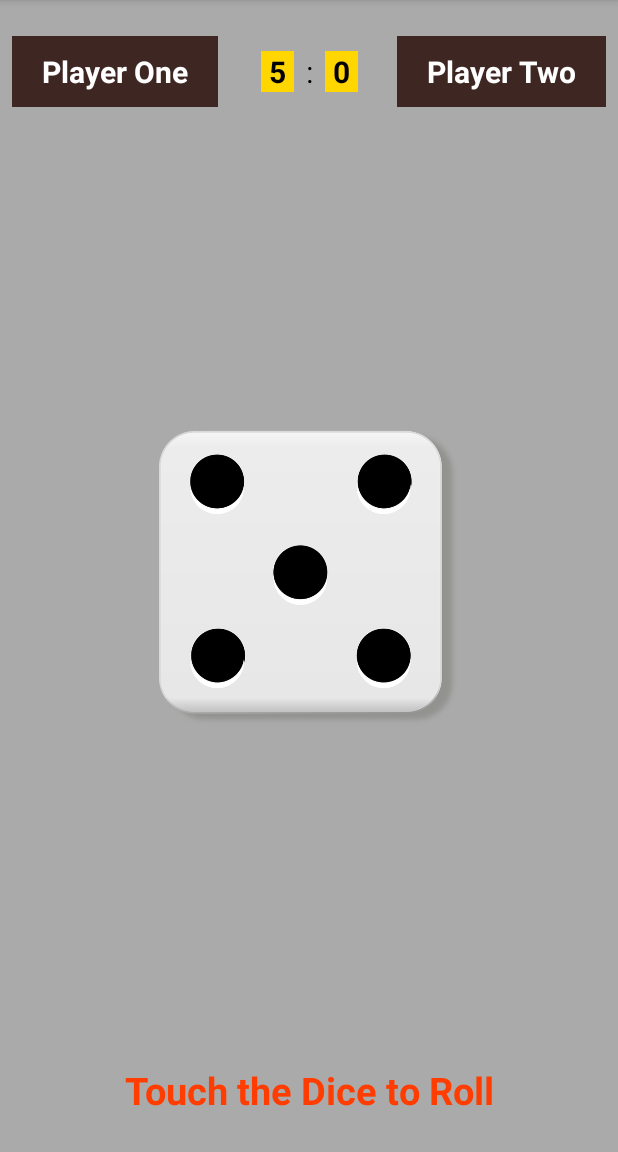
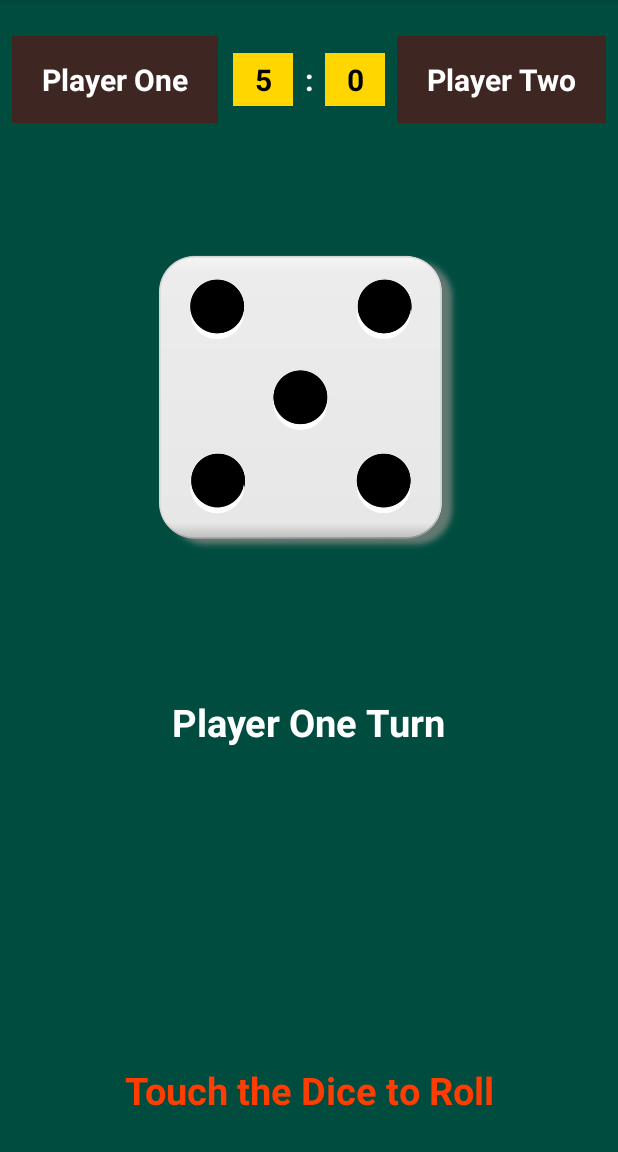
Before and after one commit to rasel003/DiceGame, an Android app: the screen it shows after launch (MainActivity), after a tap on an icon or button, on a phone screen of 412 x 824 dp, the part 84-1236 px from its top. Run offline under Robolectric (Android 15) with nearby library versions, the phone set to English and light mode, and no system bars.

Commit message:
made some disign change and beautification

```diff
--- a/app/src/main/AndroidManifest.xml
+++ b/app/src/main/AndroidManifest.xml
@@ -1,6 +1,6 @@
 <?xml version="1.0" encoding="utf-8"?>
 <manifest xmlns:android="http://schemas.android.com/apk/res/android"
-    package="com.olivine.rasel.dicegame">
+    package="com.olivine.dicegame">
 
     <application
         android:allowBackup="true"
@@ -9,7 +9,7 @@
         android:roundIcon="@mipmap/ic_launcher_round"
         android:supportsRtl="true"
         android:theme="@style/AppTheme">
-        <activity android:name="com.olivine.rasel.dicegame.MainActivity">
+        <activity android:name="com.olivine.dicegame.MainActivity">
             <intent-filter>
                 <action android:name="android.intent.action.MAIN" />
 
--- a/app/src/main/java/com/olivine/dicegame/MainActivity.java
+++ b/app/src/main/java/com/olivine/dicegame/MainActivity.java
@@ -1,5 +1,7 @@
-package com.olivine.rasel.dicegame;
+package com.olivine.dicegame;
 
+import android.app.AlertDialog;
+import android.content.DialogInterface;
 import android.support.v7.app.AppCompatActivity;
 import android.os.Bundle;
 import android.view.View;
@@ -13,7 +15,7 @@ public class MainActivity extends AppCompatActivity {
     private Random rng = new Random();
 
 
-    TextView tempView, tvPlayerOneScore, tvPlayerTwoScore;
+    TextView tvPlayerTurn, tvPlayerOneScore, tvPlayerTwoScore;
 
     int rollNumber, playerOneScore, playerTwoScore;
 
@@ -27,6 +29,7 @@ public class MainActivity extends AppCompatActivity {
         tvPlayerOneScore = findViewById(R.id.tvPlayerOneScore);
         tvPlayerTwoScore = findViewById(R.id.tvPlayerTwoScore);
         imageViewDice = findViewById(R.id.image_view_dice);
+        tvPlayerTurn = findViewById(R.id.tvPlayerTurn);
 
         imageViewDice.setOnClickListener(new View.OnClickListener() {
             @Override
@@ -41,9 +44,11 @@ public class MainActivity extends AppCompatActivity {
         int randomNumber = rng.nextInt(6) + 1;
 
         if( rollNumber%2==0 ){
+            tvPlayerTurn.setText("Player One Turn");
             playerOneScore += randomNumber;
             tvPlayerOneScore.setText(String.valueOf(playerOneScore));
         }else{
+            tvPlayerTurn.setText("Player Two Turn");
             playerTwoScore += randomNumber;
             tvPlayerTwoScore.setText(String.valueOf(playerTwoScore));
         }
@@ -69,5 +74,28 @@ public class MainActivity extends AppCompatActivity {
                 imageViewDice.setImageResource(R.drawable.dice6);
                 break;
         }
+
+        if(playerOneScore>20){
+            gameOver("Player One Won");
+        }
+        if(playerTwoScore > 20 ){
+            gameOver("Player Two Won");
+        }
+    }
+    void gameOver(String player){
+        AlertDialog.Builder builder = new AlertDialog.Builder(this);
+        builder.setMessage(player).setCancelable(false)
+                .setPositiveButton("OK", new DialogInterface.OnClickListener() {
+                    public void onClick(DialogInterface dialog, int id) {
+                        rollNumber = playerOneScore = playerTwoScore = 0;
+                        tvPlayerOneScore.setText("0");
+                        tvPlayerTwoScore.setText("0");
+                        tvPlayerTurn.setText("Player One Turn");
+                        imageViewDice.setImageResource(R.drawable.dice1);
+                    }
+                });
+        builder.setTitle("Game Over");
+        builder.create();
+        builder.show();
     }
 }
--- a/app/src/main/res/layout/activity_main.xml
+++ b/app/src/main/res/layout/activity_main.xml
@@ -3,7 +3,7 @@
     xmlns:app="http://schemas.android.com/apk/res-auto"
     xmlns:tools="http://schemas.android.com/tools"
     android:layout_width="match_parent"
-    android:background="@android:color/darker_gray"
+    android:background="#004d40"
     android:layout_height="match_parent"
     tools:context=".MainActivity">
 
@@ -15,9 +15,9 @@
         android:layout_marginTop="24dp"
         android:background="#3e2723"
         android:paddingStart="20dp"
-        android:paddingTop="10dp"
+        android:paddingTop="15dp"
         android:paddingEnd="20dp"
-        android:paddingBottom="10dp"
+        android:paddingBottom="15dp"
         android:text="@string/player_one"
         android:textColor="@android:color/white"
         android:textSize="20sp"
@@ -27,10 +27,11 @@
 
     <TextView
         android:id="@+id/tvPlayerOneScore"
-        android:layout_width="wrap_content"
-        android:layout_height="wrap_content"
+        android:layout_width="40dp"
+        android:layout_height="35dp"
         android:layout_marginEnd="8dp"
         android:text="0"
+        android:gravity="center_vertical|center_horizontal"
         android:paddingStart="5dp"
         android:paddingEnd="5dp"
         android:background="#ffd600"
@@ -48,13 +49,31 @@
         android:layout_marginStart="8dp"
         android:layout_marginEnd="8dp"
         android:text=":"
-        android:textColor="@android:color/black"
+        android:textColor="@android:color/white"
         android:textSize="20sp"
+        android:textStyle="bold"
         app:layout_constraintBottom_toBottomOf="@+id/tvPlayerOneScore"
         app:layout_constraintEnd_toEndOf="parent"
         app:layout_constraintStart_toStartOf="parent"
         app:layout_constraintTop_toTopOf="@+id/tvPlayerTwoScore" />
 
+    <TextView
+        android:layout_width="wrap_content"
+        android:layout_height="wrap_content"
+        android:layout_marginStart="8dp"
+        android:layout_marginTop="8dp"
+        android:layout_marginEnd="8dp"
+        android:layout_marginBottom="8dp"
+        android:text="Player One Turn"
+        android:id="@+id/tvPlayerTurn"
+        android:textColor="@android:color/white"
+        android:textSize="25sp"
+        android:textStyle="bold"
+        app:layout_constraintBottom_toBottomOf="parent"
+        app:layout_constraintEnd_toEndOf="parent"
+        app:layout_constraintStart_toStartOf="parent"
+        app:layout_constraintTop_toBottomOf="@+id/image_view_dice"
+        app:layout_constraintVertical_bias="0.25" />
     <TextView
         android:id="@+id/tvPlayerTwo"
         android:layout_width="wrap_content"
@@ -63,9 +82,9 @@
         android:layout_marginEnd="8dp"
         android:background="#3e2723"
         android:paddingStart="20dp"
-        android:paddingTop="10dp"
+        android:paddingTop="15dp"
         android:paddingEnd="20dp"
-        android:paddingBottom="10dp"
+        android:paddingBottom="15dp"
         android:text="@string/player_two"
         android:textColor="@android:color/white"
         android:textSize="20sp"
@@ -75,11 +94,12 @@
 
     <TextView
         android:id="@+id/tvPlayerTwoScore"
-        android:layout_width="wrap_content"
-        android:layout_height="wrap_content"
+        android:layout_width="40dp"
+        android:layout_height="35dp"
         android:layout_marginStart="8dp"
         android:text="0"
         android:paddingStart="5dp"
+        android:gravity="center_horizontal|center_vertical"
         android:paddingEnd="5dp"
         android:background="#ffd600"
         android:textColor="@android:color/black"
@@ -99,7 +119,8 @@
         app:layout_constraintBottom_toTopOf="@+id/rollPlayer"
         app:layout_constraintLeft_toLeftOf="parent"
         app:layout_constraintRight_toRightOf="parent"
-        app:layout_constraintTop_toBottomOf="@+id/middleColon" />
+        app:layout_constraintTop_toBottomOf="@+id/middleColon"
+        app:layout_constraintVertical_bias="0.22000003" />
 
     <TextView
         android:id="@+id/rollPlayer"
```
